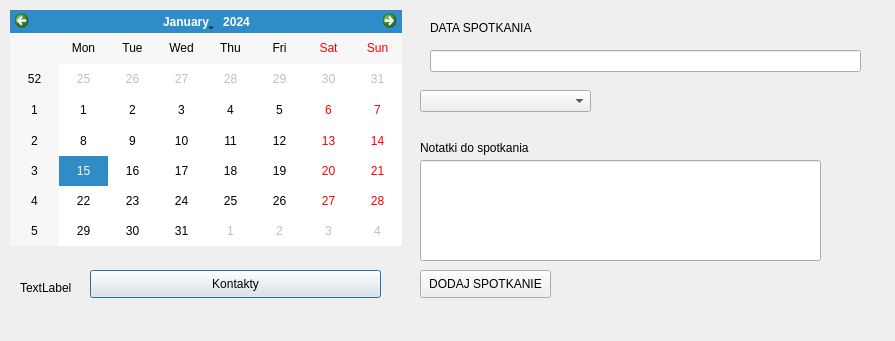
Qt form Organizator_SQL/organizer.ui (DominikZycinski/Organizer_Qt) before a commit.
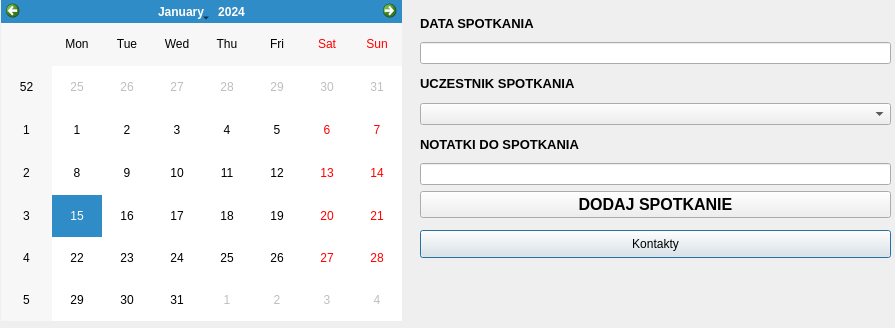
The same form after that commit.

Diff of the .ui file:
```diff
--- a/Organizator_SQL/organizer.ui
+++ b/Organizator_SQL/organizer.ui
@@ -7,7 +7,7 @@
     <x>0</x>
     <y>0</y>
     <width>895</width>
-    <height>341</height>
+    <height>328</height>
    </rect>
   </property>
   <property name="windowTitle">
@@ -17,7 +17,7 @@
    <property name="geometry">
     <rect>
      <x>20</x>
-     <y>280</y>
+     <y>330</y>
      <width>221</width>
      <height>16</height>
     </rect>
@@ -29,19 +29,19 @@
   <widget class="QCalendarWidget" name="calendar">
    <property name="geometry">
     <rect>
-     <x>10</x>
-     <y>10</y>
-     <width>392</width>
-     <height>236</height>
+     <x>1</x>
+     <y>0</y>
+     <width>401</width>
+     <height>321</height>
     </rect>
    </property>
   </widget>
   <widget class="QPushButton" name="pb_go_contact">
    <property name="geometry">
     <rect>
-     <x>90</x>
-     <y>270</y>
-     <width>291</width>
+     <x>420</x>
+     <y>230</y>
+     <width>471</width>
      <height>28</height>
     </rect>
    </property>
@@ -49,74 +49,89 @@
     <string>Kontakty</string>
    </property>
   </widget>
-  <widget class="QPushButton" name="pb_add_meet">
+  <widget class="QWidget" name="">
    <property name="geometry">
     <rect>
      <x>420</x>
-     <y>270</y>
-     <width>131</width>
-     <height>28</height>
+     <y>10</y>
+     <width>471</width>
+     <height>208</height>
     </rect>
    </property>
-   <property name="text">
-    <string>DODAJ SPOTKANIE</string>
-   </property>
-  </widget>
-  <widget class="QLabel" name="label_date">
-   <property name="geometry">
-    <rect>
-     <x>430</x>
-     <y>20</y>
-     <width>111</width>
-     <height>16</height>
-    </rect>
-   </property>
-   <property name="text">
-    <string>DATA SPOTKANIA</string>
-   </property>
-  </widget>
-  <widget class="QLabel" name="label_notes_meet">
-   <property name="geometry">
-    <rect>
-     <x>420</x>
-     <y>140</y>
-     <width>121</width>
-     <height>16</height>
-    </rect>
-   </property>
-   <property name="text">
-    <string>Notatki do spotkania</string>
-   </property>
-  </widget>
-  <widget class="QComboBox" name="comboBox">
-   <property name="geometry">
-    <rect>
-     <x>420</x>
-     <y>90</y>
-     <width>171</width>
-     <height>22</height>
-    </rect>
-   </property>
-  </widget>
-  <widget class="QLineEdit" name="lineEdit_notes">
-   <property name="geometry">
-    <rect>
-     <x>420</x>
-     <y>160</y>
-     <width>401</width>
-     <height>101</height>
-    </rect>
-   </property>
-  </widget>
-  <widget class="QLineEdit" name="lineEdit_date">
-   <property name="geometry">
-    <rect>
-     <x>430</x>
-     <y>50</y>
-     <width>431</width>
-     <height>22</height>
-    </rect>
-   </property>
+   <layout class="QVBoxLayout" name="verticalLayout_2">
+    <item>
+     <layout class="QVBoxLayout" name="verticalLayout">
+      <property name="sizeConstraint">
+       <enum>QLayout::SetNoConstraint</enum>
+      </property>
+      <item>
+       <widget class="QLabel" name="label_date">
+        <property name="font">
+         <font>
+          <pointsize>10</pointsize>
+          <weight>75</weight>
+          <bold>true</bold>
+         </font>
+        </property>
+        <property name="text">
+         <string>DATA SPOTKANIA</string>
+        </property>
+       </widget>
+      </item>
+      <item>
+       <widget class="QLineEdit" name="lineEdit_date"/>
+      </item>
+      <item>
+       <widget class="QLabel" name="label">
+        <property name="font">
+         <font>
+          <pointsize>10</pointsize>
+          <weight>75</weight>
+          <bold>true</bold>
+         </font>
+        </property>
+        <property name="text">
+         <string>UCZESTNIK SPOTKANIA</string>
+        </property>
+       </widget>
+      </item>
+      <item>
+       <widget class="QComboBox" name="comboBox"/>
+      </item>
+      <item>
+       <widget class="QLabel" name="label_notes_meet">
+        <property name="font">
+         <font>
+          <pointsize>10</pointsize>
+          <weight>75</weight>
+          <bold>true</bold>
+         </font>
+        </property>
+        <property name="text">
+         <string>NOTATKI DO SPOTKANIA</string>
+        </property>
+       </widget>
+      </item>
+      <item>
+       <widget class="QLineEdit" name="lineEdit_notes"/>
+      </item>
+     </layout>
+    </item>
+    <item>
+     <widget class="QPushButton" name="pb_add_meet">
+      <property name="font">
+       <font>
+        <pointsize>12</pointsize>
+        <weight>75</weight>
+        <bold>true</bold>
+       </font>
+      </property>
+      <property name="text">
+       <string>DODAJ SPOTKANIE</string>
+      </property>
+     </widget>
+    </item>
+   </layout>
   </widget>
  </widget>
  <resources/>
```
